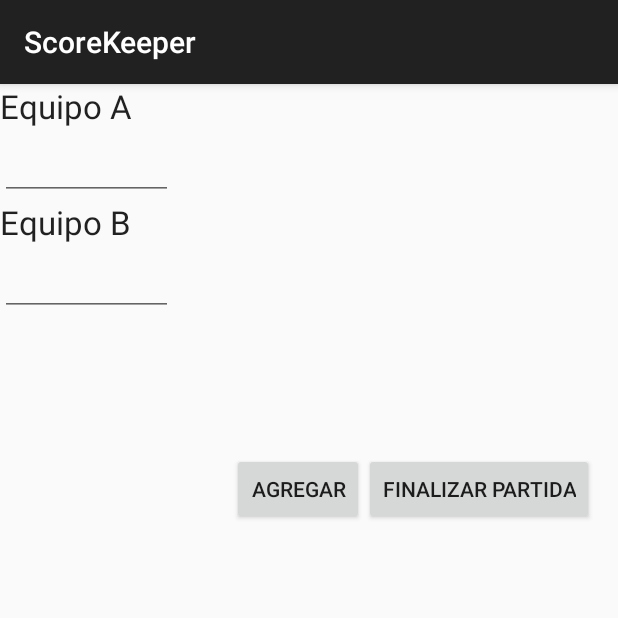
After one commit to MiguelEnc/ScoreKeeper, an Android app: the fragment PartidaActual shown on its own in the app's theme, on a phone screen of 412 x 824 dp, the top half of it. The commit adds this screen. Run offline under Robolectric (Android 15) with nearby library versions, the phone set to English and light mode, and no system bars; 2 statements that could not run were skipped.

Commit message:
Boton cancel ir a home. y Partida actual

```diff
--- a/app/src/main/AndroidManifest.xml
+++ b/app/src/main/AndroidManifest.xml
@@ -24,8 +24,8 @@
             </intent-filter>
         </activity>
         <activity
-            android:name=".Activity_RegistrarEquipo"
-            android:label="@string/title_activity_activity__registrar_equipo" >
+            android:name=".InicarPartida"
+            android:label="@string/title_activity_inicar_partida" >
         </activity>
     </application>
 
--- a/app/src/main/java/com/example/miguel/scorekeeper/Equipo.java
+++ b/app/src/main/java/com/example/miguel/scorekeeper/Equipo.java
@@ -49,4 +49,5 @@ public class Equipo {
     public String getDescripcion(){
         return this.descripcion;
     }
+
 }
--- a/app/src/main/java/com/example/miguel/scorekeeper/MainActivity.java
+++ b/app/src/main/java/com/example/miguel/scorekeeper/MainActivity.java
@@ -1,7 +1,9 @@
 package com.example.miguel.scorekeeper;
 
 import android.app.Activity;
+import android.app.FragmentTransaction;
 import android.content.Intent;
+import android.support.v4.app.FragmentActivity;
 import android.support.v7.app.ActionBarActivity;
 import android.support.v7.app.ActionBar;
 import android.support.v4.app.Fragment;
@@ -26,6 +28,7 @@ public class MainActivity extends ActionBarActivity
      * Used to store the last screen title. For use in {@link #restoreActionBar()}.
      */
     private CharSequence mTitle;
+
 
     @Override
     protected void onCreate(Bundle savedInstanceState) {
--- /dev/null
+++ b/app/src/main/java/com/example/miguel/scorekeeper/PartidaActual.java
@@ -0,0 +1,63 @@
+package com.example.miguel.scorekeeper;
+
+
+import android.content.Intent;
+import android.os.Bundle;
+import android.app.Fragment;
+import android.view.LayoutInflater;
+import android.view.View;
+import android.view.ViewGroup;
+import android.widget.Button;
+import android.widget.EditText;
+
+
+/**
+ * A simple {@link Fragment} subclass.
+ */
+public class PartidaActual extends Fragment {
+
+
+    public PartidaActual() {
+        // Required empty public constructor
+    }
+
+
+    @Override
+    public View onCreateView(LayoutInflater inflater, ViewGroup container,
+                             Bundle savedInstanceState) {
+        // Inflate the layout for this fragment
+
+        View v = inflater.inflate(R.layout.fragment_registrar_juego, container, false);
+
+        Button buttonSave = (Button) v.findViewById(R.id.buttonAgregar);
+        Button buttonFinalizar = (Button) v.findViewById(R.id.buttonFinalizar);
+        final EditText editTextEquipoA = (EditText) v.findViewById(R.id.editTextEquipoA);
+        final EditText editTextEquipoB = (EditText) v.findViewById(R.id.editTextEquipoB);
+
+        buttonSave.setOnClickListener(new View.OnClickListener() {
+            @Override
+            public void onClick(View v) {
+
+            }
+        });
+
+        buttonFinalizar.setOnClickListener(new View.OnClickListener() {
+            @Override
+            public void onClick(View v) {
+                editTextEquipoA.setText("");
+                editTextEquipoB.setText("");
+
+                //ir al Main Activity
+                Intent intent = new Intent(v.getContext(), MainActivity.class);
+                v.getContext().startActivity(intent);
+                getActivity().finish();
+
+            }
+        });
+
+
+        return inflater.inflate(R.layout.fragment_partida_actual, container, false);
+    }
+
+
+}
--- /dev/null
+++ b/app/src/main/res/layout/fragment_partida_actual.xml
@@ -0,0 +1,81 @@
+<FrameLayout xmlns:android="http://schemas.android.com/apk/res/android"
+    xmlns:tools="http://schemas.android.com/tools" android:layout_width="match_parent"
+    android:layout_height="match_parent"
+    tools:context="com.example.miguel.scorekeeper.PartidaActual">
+
+    <!-- TODO: Update blank fragment layout -->
+
+    <LinearLayout
+        android:orientation="vertical"
+        android:layout_width="fill_parent"
+        android:layout_height="fill_parent"
+        android:layout_gravity="center_horizontal|top"
+        android:weightSum="1">
+
+        <LinearLayout
+            android:orientation="vertical"
+            android:layout_width="match_parent"
+            android:layout_height="wrap_content"
+            android:layout_weight="0.17"
+            android:weightSum="1">
+
+            <TextView
+                android:layout_width="wrap_content"
+                android:layout_height="wrap_content"
+                android:textAppearance="?android:attr/textAppearanceLarge"
+                android:text="Equipo A"
+                android:id="@+id/textView18"
+                android:layout_weight="0.03" />
+
+            <EditText
+                android:layout_width="115dp"
+                android:layout_height="wrap_content"
+                android:inputType="number"
+                android:ems="10"
+                android:id="@+id/editTextEquipoA" />
+
+            <TextView
+                android:layout_width="wrap_content"
+                android:layout_height="wrap_content"
+                android:textAppearance="?android:attr/textAppearanceLarge"
+                android:text="Equipo B"
+                android:id="@+id/textView19"
+                android:layout_weight="0.03" />
+
+            <EditText
+                android:layout_width="115dp"
+                android:layout_height="wrap_content"
+                android:inputType="number"
+                android:ems="10"
+                android:id="@+id/editTextEquipoB" />
+        </LinearLayout>
+
+        <LinearLayout
+            android:orientation="horizontal"
+            android:layout_width="match_parent"
+            android:layout_height="wrap_content"
+            android:layout_weight="0.17"
+            android:weightSum="1">
+
+            <LinearLayout
+                android:orientation="vertical"
+                android:layout_width="wrap_content"
+                android:layout_height="match_parent"
+                android:layout_weight="0.91"></LinearLayout>
+
+            <Button
+                android:layout_width="wrap_content"
+                android:layout_height="wrap_content"
+                android:text="Agregar"
+                android:id="@+id/buttonAgregar" />
+
+            <Button
+                android:layout_width="wrap_content"
+                android:layout_height="wrap_content"
+                android:text="Finalizar Partida"
+                android:id="@+id/buttonFinalizar"
+                android:onClick="setContentView" />
+        </LinearLayout>
+
+    </LinearLayout>
+</FrameLayout>
--- a/app/src/main/res/layout/fragment_registrar_equipo.xml
+++ b/app/src/main/res/layout/fragment_registrar_equipo.xml
@@ -102,7 +102,9 @@
                     android:layout_height="wrap_content"
                     android:text="Cancelar"
                     android:id="@+id/buttonCancelEquipo"
-                    android:layout_gravity="right|bottom" />
+                    android:layout_gravity="right|bottom"
+                    android:onClick="setContentView"
+                    android:nestedScrollingEnabled="true" />
             </FrameLayout>
         </LinearLayout>
 
--- a/app/src/main/res/layout/fragment_registrar_juego.xml
+++ b/app/src/main/res/layout/fragment_registrar_juego.xml
@@ -58,7 +58,8 @@
                 android:layout_width="match_parent"
                 android:layout_height="wrap_content"
                 android:id="@+id/editTextNombreJuego"
-                android:inputType="text" />
+                android:inputType="text"
+                android:onClick="setContentView" />
 
             <LinearLayout
                 android:orientation="vertical"
@@ -102,7 +103,8 @@
                     android:layout_height="wrap_content"
                     android:text="Cancelar"
                     android:id="@+id/buttonCancelJuego"
-                    android:layout_gravity="right|bottom" />
+                    android:layout_gravity="right|bottom"
+                    android:onClick="setContentView" />
             </FrameLayout>
         </LinearLayout>
 
--- a/app/src/main/res/layout/fragment_registrar_partida.xml
+++ b/app/src/main/res/layout/fragment_registrar_partida.xml
@@ -118,9 +118,10 @@
         <Button
             android:layout_width="wrap_content"
             android:layout_height="wrap_content"
-            android:text="Guardar"
+            android:text="Iniciar Partida"
             android:id="@+id/buttonIniciarPartida"
-            android:layout_gravity="center_horizontal|top" />
+            android:layout_gravity="center_horizontal|top"
+            android:onClick="setContentView" />
     </FrameLayout>
 
 </LinearLayout>
--- a/app/src/main/res/values/strings.xml
+++ b/app/src/main/res/values/strings.xml
@@ -17,5 +17,6 @@
     <string name="TextViewPartida">Partida</string>
     <string name="title_activity_activity__registrar_equipo">Activity_RegistrarEquipo</string>
     <string name="hello_world">Hello world!</string>
+    <string name="title_activity_inicar_partida">InicarPartida</string>
 
 </resources>
```
Also changed, not shown: app/src/main/java/com/example/miguel/scorekeeper/RegistrarEquipo.java (+8 -1 lines), app/src/main/java/com/example/miguel/scorekeeper/RegistrarJuego.java (+31 -0 lines), app/src/main/res/layout/fragment_main.xml (+9 -2 lines), app/src/main/res/menu/menu_inicar_partida.xml (added, +7 -0 lines).
